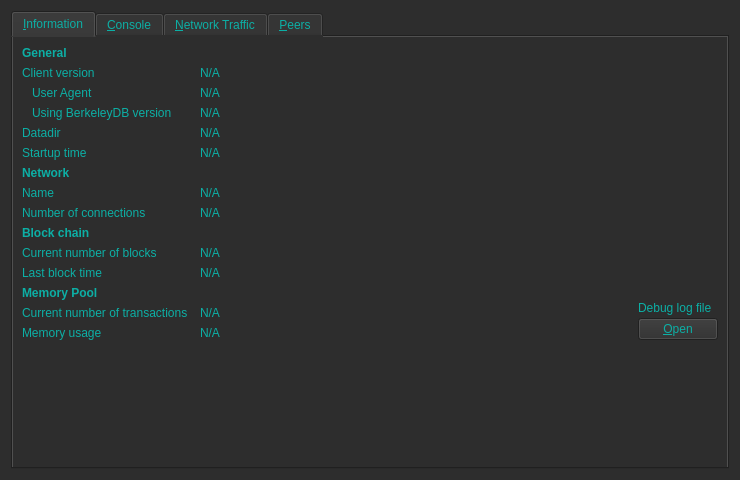
The window that src/qt/forms/debugwindow.ui (Anfauglith/bitcoin) describes before a commit, drawn with Qt 5.
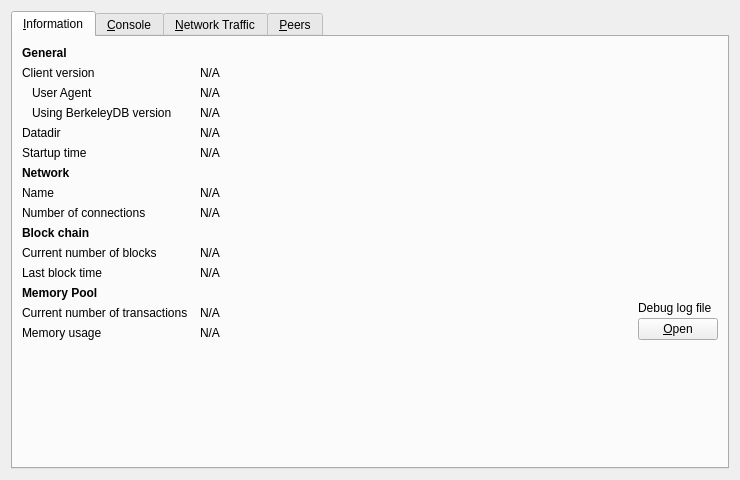
The same window after the commit. Icons and pictures are not drawn. Custom widgets are drawn as their Qt base class.

Diff of the .ui file:
```diff
--- a/src/qt/forms/debugwindow.ui
+++ b/src/qt/forms/debugwindow.ui
@@ -10,12 +10,6 @@
     <height>430</height>
    </rect>
   </property>
-  <property name="styleSheet">
-         <string notr="true"> 
-        QWidget { background: rgba(45,45,45); color: rgb(12,175,165); }
-        QTableView { border: 1px solid rgb(119,119,119); selection-background-color: rgb(62,62,62); selection-color: rgb(108,200,239); alternate-background: rgb(31,31,31); }
-        QTableView::item { border-right: 1px solid rgb(119,119,119); border-bottom: 1px solid rgb(119,119,119);}</string>
-  </property>
   <property name="windowTitle">
    <string>Debug window</string>
   </property>
```
